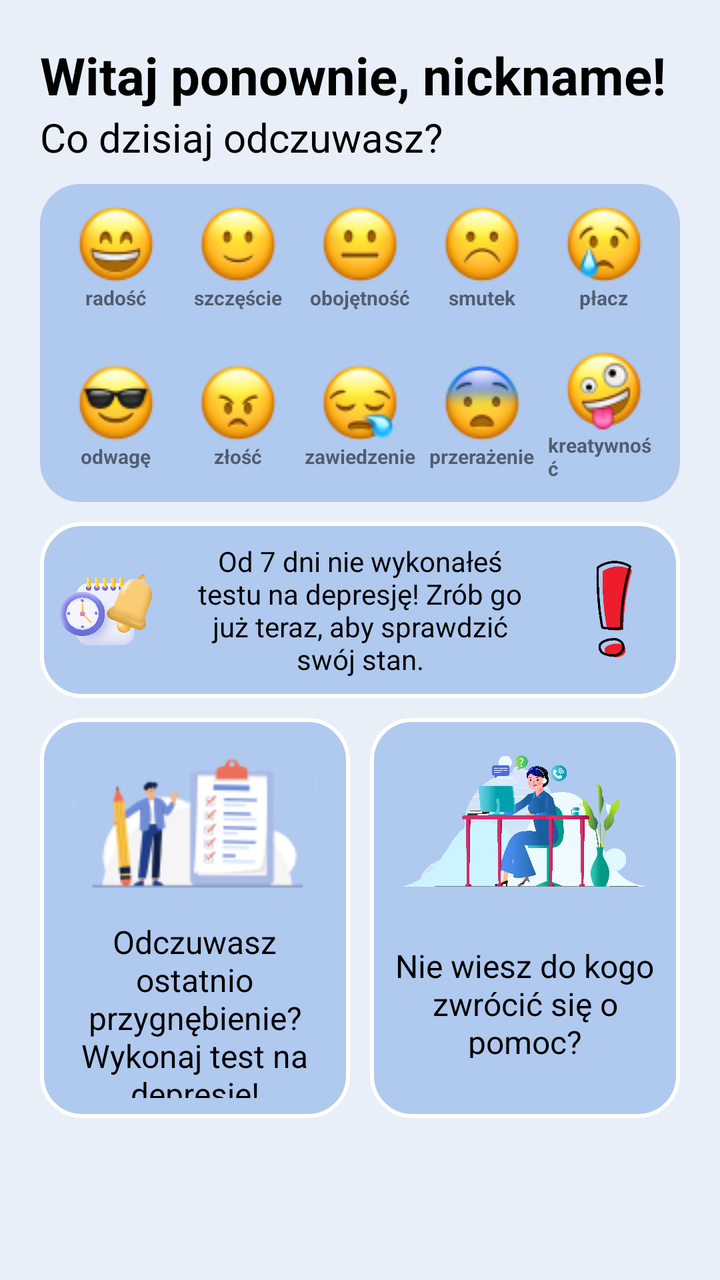
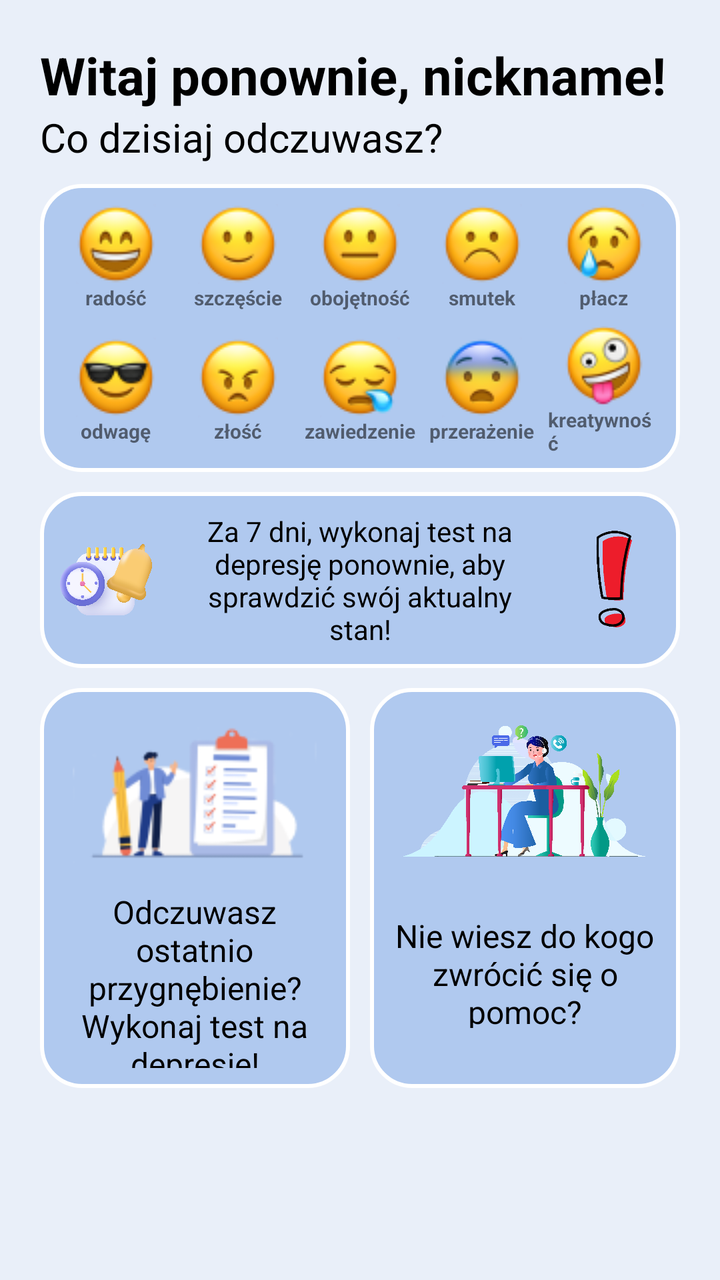

Screens rendered from an Android XML layout before and after an edit, with the pre-edit source and the edit as a unified diff.
<!-- AndroidManifest.xml: application theme Theme.AppCompat.Light.NoActionBar -->
<!-- res/layout/fragment_home.xml -->
<?xml version="1.0" encoding="utf-8"?>
<androidx.constraintlayout.widget.ConstraintLayout xmlns:android="http://schemas.android.com/apk/res/android"
    xmlns:app="http://schemas.android.com/apk/res-auto"
    xmlns:tools="http://schemas.android.com/tools"
    android:layout_width="match_parent"
    android:layout_height="match_parent"
    android:gravity="center"
    android:orientation="vertical"
    android:background="#E9EFF9"
    tools:context=".Home">

    <TextView
        android:layout_width="wrap_content"
        android:layout_height="wrap_content"
        android:id="@+id/welcomeTextView"
        android:text="Witaj ponownie, "
        app:layout_constraintTop_toTopOf="parent"
        android:textColor="@color/black"
        android:layout_marginTop="20dp"
        android:textSize="26dp"
        android:textStyle="bold"
        android:layout_marginLeft="20dp"
        app:layout_constraintStart_toStartOf="parent"
        />
    <TextView
        android:layout_width="wrap_content"
        android:layout_height="wrap_content"
        android:id="@+id/nickname"
        android:text="nickname"
        android:textColor="@color/black"
        app:layout_constraintTop_toTopOf="parent"
        android:layout_marginTop="20dp"
        android:textSize="26dp"
        android:textStyle="bold"
        app:layout_constraintStart_toEndOf="@id/welcomeTextView"
        />
    <TextView
        android:layout_width="wrap_content"
        android:layout_height="wrap_content"
        android:id="@+id/exclamationMark"
        android:text="!"
        android:textColor="@color/black"
        app:layout_constraintTop_toTopOf="parent"
        android:layout_marginTop="20dp"
        android:textSize="26dp"
        android:textStyle="bold"
        app:layout_constraintStart_toEndOf="@id/nickname"
        />

    <TextView
        android:layout_width="wrap_content"
        android:layout_height="wrap_content"
        android:id="@+id/welcomeTextView2"
        android:text="Co dzisiaj odczuwasz? "
        android:textColor="@color/black"
        app:layout_constraintTop_toBottomOf="@id/welcomeTextView"
        android:textSize="20dp"
        android:layout_marginLeft="20dp"
        app:layout_constraintStart_toStartOf="parent"
        />

    <LinearLayout
        android:layout_width="match_parent"
        android:layout_height="wrap_content"
        android:id="@+id/emojis"
        android:background="@drawable/rectangle3"
        android:layout_marginLeft="20dp"
        android:layout_marginRight="20dp"
        android:layout_marginTop="10dp"
        app:layout_constraintTop_toBottomOf="@id/welcomeTextView2"
        android:gravity="center">

        <LinearLayout
            android:layout_width="match_parent"
            android:layout_height="wrap_content"
            android:gravity="center">

            <RelativeLayout
                android:id="@+id/joyRL"
                android:layout_width="0dp"
                android:layout_height="wrap_content"
                android:layout_weight="1">

                <ImageButton
                    android:id="@+id/joyBtn"
                    android:layout_width="40dp"
                    android:layout_height="40dp"
                    android:layout_centerHorizontal="true"
                    android:background="@drawable/ic_joy_emoji" />

                <TextView
                    android:id="@+id/joyText"
                    android:layout_width="wrap_content"
                    android:layout_height="wrap_content"
                    android:layout_below="@id/joyBtn"
                    android:text="radość"
                    android:layout_centerHorizontal="true"
                    android:textSize="10sp"
                    android:textStyle="bold" />
            </RelativeLayout>

            <RelativeLayout
                android:id="@+id/happinessRL"
                android:layout_width="0dp"
                android:layout_height="wrap_content"
                android:layout_weight="1"
                android:layout_marginLeft="5dp">

                <ImageButton
                    android:id="@+id/happinessBtn"
                    android:layout_width="40dp"
                    android:layout_height="40dp"
                    android:layout_centerHorizontal="true"
                    android:background="@drawable/ic_happiness_emoji" />

                <TextView
                    android:id="@+id/happinessText"
                    android:layout_width="wrap_content"
                    android:layout_height="wrap_content"
                    android:layout_below="@id/happinessBtn"
                    android:text="szczęście"
                    android:layout_centerHorizontal="true"
                    android:textSize="10sp"
                    android:textStyle="bold" />
            </RelativeLayout>

            <RelativeLayout
                android:id="@+id/indifferenceRL"
                android:layout_width="0dp"
                android:layout_height="wrap_content"
                android:layout_weight="1"
                android:layout_marginLeft="5dp">

                <ImageButton
                    android:id="@+id/indifferenceBtn"
                    android:layout_width="40dp"
                    android:layout_height="40dp"
                    android:layout_centerHorizontal="true"
                    android:background="@drawable/ic_indifference_emoji" />

                <TextView
                    android:id="@+id/indifferenceText"
                    android:layout_width="wrap_content"
                    android:layout_height="wrap_content"
                    android:layout_below="@id/indifferenceBtn"
                    android:layout_centerHorizontal="true"
                    android:text="obojętność"
                    android:textSize="10sp"
                    android:textStyle="bold" />
            </RelativeLayout>

            <RelativeLayout
                android:id="@+id/sadnessRL"
                android:layout_width="0dp"
                android:layout_height="wrap_content"
                android:layout_weight="1"
                android:layout_marginLeft="5dp">

                <ImageButton
                    android:id="@+id/sadnessBtn"
                    android:layout_width="40dp"
                    android:layout_height="40dp"
                    android:layout_centerHorizontal="true"
                    android:background="@drawable/ic_sadness_emoji" />

                <TextView
                    android:id="@+id/sadnessText"
                    android:layout_width="wrap_content"
                    android:layout_height="wrap_content"
                    android:layout_below="@id/sadnessBtn"
                    android:layout_centerHorizontal="true"
                    android:text="smutek"
                    android:textSize="10sp"
                    android:textStyle="bold" />
            </RelativeLayout>

            <RelativeLayout
                android:id="@+id/cryRL"
                android:layout_width="0dp"
                android:layout_height="wrap_content"
                android:layout_weight="1"
                android:layout_marginLeft="5dp">

                <ImageButton
                    android:id="@+id/cryBtn"
                    android:layout_width="40dp"
                    android:layout_height="40dp"
                    android:layout_centerHorizontal="true"
                    android:background="@drawable/ic_cry_emoji" />

                <TextView
                    android:id="@+id/cryText"
                    android:layout_width="wrap_content"
                    android:layout_height="wrap_content"
                    android:layout_below="@id/cryBtn"
                    android:text="płacz"
                    android:layout_centerHorizontal="true"
                    android:textSize="10sp"
                    android:textStyle="bold" />
            </RelativeLayout>
        </LinearLayout>

    </LinearLayout>

    <LinearLayout
        android:layout_width="match_parent"
        android:layout_height="wrap_content"
        android:id="@+id/emojis2"
        android:background="@drawable/rectangle4"
        android:layout_marginLeft="20dp"
        android:layout_marginRight="20dp"
        app:layout_constraintTop_toBottomOf="@id/emojis"
        android:gravity="center">

        <LinearLayout
            android:layout_width="match_parent"
            android:layout_height="wrap_content"
            android:gravity="center">

            <RelativeLayout
                android:id="@+id/confidenceRL"
                android:layout_width="0dp"
                android:layout_height="wrap_content"
                android:layout_weight="1">

                <ImageButton
                    android:id="@+id/confidenceBtn"
                    android:layout_width="40dp"
                    android:layout_height="40dp"
                    android:layout_centerHorizontal="true"
                    android:background="@drawable/ic_confidence_emoji" />

                <TextView
                    android:id="@+id/confidenceText"
                    android:layout_width="wrap_content"
                    android:layout_height="wrap_content"
                    android:layout_below="@id/confidenceBtn"
                    android:text="odwagę"
                    android:layout_centerHorizontal="true"
                    android:textSize="10sp"
                    android:textStyle="bold" />
            </RelativeLayout>

            <RelativeLayout
                android:id="@+id/angerRL"
                android:layout_width="0dp"
                android:layout_height="wrap_content"
                android:layout_weight="1"
                android:layout_marginLeft="5dp">

                <ImageButton
                    android:id="@+id/angerBtn"
                    android:layout_width="40dp"
                    android:layout_height="40dp"
                    android:layout_centerHorizontal="true"
                    android:background="@drawable/ic_anger_emoji" />

                <TextView
                    android:id="@+id/angerText"
                    android:layout_width="wrap_content"
                    android:layout_height="wrap_content"
                    android:layout_below="@id/angerBtn"
                    android:text="złość"
                    android:layout_centerHorizontal="true"
                    android:textSize="10sp"
                    android:textStyle="bold" />
            </RelativeLayout>

            <RelativeLayout
                android:id="@+id/disappointmentRL"
                android:layout_width="0dp"
                android:layout_height="wrap_content"
                android:layout_weight="1"
                android:layout_marginLeft="5dp">

                <ImageButton
                    android:id="@+id/disappointmentBtn"
                    android:layout_width="40dp"
                    android:layout_height="40dp"
                    android:layout_centerHorizontal="true"
                    android:background="@drawable/ic_disappointment_emoji" />

                <TextView
                    android:id="@+id/disappointmentText"
                    android:layout_width="wrap_content"
                    android:layout_height="wrap_content"
                    android:layout_below="@id/disappointmentBtn"
                    android:layout_centerHorizontal="true"
                    android:text="zawiedzenie"
                    android:textSize="10sp"
                    android:textStyle="bold" />
            </RelativeLayout>

            <RelativeLayout
                android:id="@+id/horrorRL"
                android:layout_width="0dp"
                android:layout_height="wrap_content"
                android:layout_weight="1"
                android:layout_marginLeft="5dp">

                <ImageButton
                    android:id="@+id/horrorBtn"
                    android:layout_width="40dp"
                    android:layout_height="40dp"
                    android:layout_centerHorizontal="true"
                    android:background="@drawable/ic_horror_emoji" />

                <TextView
                    android:id="@+id/horrorText"
                    android:layout_width="wrap_content"
                    android:layout_height="wrap_content"
                    android:layout_below="@id/horrorBtn"
                    android:layout_centerHorizontal="true"
                    android:text="przerażenie"
                    android:textSize="10sp"
                    android:textStyle="bold" />
            </RelativeLayout>

            <RelativeLayout
                android:id="@+id/creativityRL"
                android:layout_width="0dp"
                android:layout_height="wrap_content"
                android:layout_weight="1"
                android:layout_marginLeft="5dp">

                <ImageButton
                    android:id="@+id/creativityBtn"
                    android:layout_width="40dp"
                    android:layout_height="40dp"
                    android:layout_centerHorizontal="true"
                    android:background="@drawable/ic_creativity_emoji" />

                <TextView
                    android:id="@+id/creativityText"
                    android:layout_width="wrap_content"
                    android:layout_height="wrap_content"
                    android:layout_below="@id/creativityBtn"
                    android:text="kreatywność"
                    android:layout_centerHorizontal="true"
                    android:textSize="10sp"
                    android:textStyle="bold" />
            </RelativeLayout>
        </LinearLayout>

    </LinearLayout>

    <LinearLayout
        xmlns:android="http://schemas.android.com/apk/res/android"
        android:layout_width="match_parent"
        android:layout_height="wrap_content"
        android:orientation="horizontal"
        android:layout_marginLeft="20dp"
        android:layout_marginRight="20dp"
        android:layout_marginTop="10dp"
        android:id="@+id/reminderLL"
        android:background="@drawable/rectangle1"
        app:layout_constraintTop_toBottomOf="@id/emojis2">

        <ImageView
            android:layout_width="55dp"
            android:layout_height="55dp"
            android:src="@drawable/reminder"
            android:layout_weight="1"
            android:layout_gravity="center_vertical"/>

        <TextView
            android:layout_width="wrap_content"
            android:layout_height="wrap_content"
            android:layout_marginRight="20dp"
            android:layout_marginLeft="20dp"
            android:textColor="@color/black"
            android:layout_weight="10"
            android:id="@+id/reminder"
            android:text="Od 7 dni nie wykonałeś testu na depresję! Zrób go już teraz, aby sprawdzić swój stan."
            android:gravity="center"
            android:layout_gravity="center_vertical"
            />
        <ImageView
            android:layout_width="55dp"
            android:layout_height="55dp"
            android:src="@drawable/exclamation_mark"
            android:layout_weight="1"
            android:layout_gravity="center_vertical"/>
    </LinearLayout>

    <LinearLayout
        xmlns:android="http://schemas.android.com/apk/res/android"
        android:layout_width="match_parent"
        android:layout_height="wrap_content"
        android:orientation="horizontal"
        android:layout_marginLeft="20dp"
        android:layout_marginRight="20dp"
        android:layout_marginTop="10dp"
        app:layout_constraintTop_toBottomOf="@id/reminderLL">

        <FrameLayout
            android:layout_width="0dp"
            android:layout_height="200dp"
            android:layout_weight="1"
            android:layout_marginRight="5dp"
            android:background="@drawable/rectangle1"
            android:id="@+id/becksTest"
            android:layout_gravity="center"
            >
            <LinearLayout
                android:layout_width="match_parent"
                android:layout_height="wrap_content"
                android:orientation="vertical"
                android:gravity="center_horizontal"
                >
                <ImageView
                    android:id="@+id/pic1"
                    android:layout_width="122dp"
                    android:layout_height="83dp"
                    android:src="@drawable/test_icon"
                    android:layout_gravity="center_horizontal"/>
                <TextView
                    android:layout_width="wrap_content"
                    android:layout_height="wrap_content"
                    android:textSize="16dp"
                    android:text="Odczuwasz ostatnio przygnębienie?\nWykonaj test na depresję!"
                    android:layout_gravity="center_horizontal"
                    android:textColor="@color/black"
                    android:gravity="center"
                    android:layout_marginTop="8dp"/>
            </LinearLayout>
        </FrameLayout>

        <FrameLayout
            android:layout_width="0dp"
            android:layout_height="200dp"
            android:layout_weight="1"
            android:background="@drawable/rectangle1"
            android:layout_gravity="center"
            android:layout_marginLeft="5dp"
            android:id="@+id/phoneList"
            >
            <LinearLayout
                android:layout_width="match_parent"
                android:layout_height="wrap_content"
                android:orientation="vertical"
                android:gravity="center_horizontal"
                >
                <ImageView
                    android:id="@+id/pic2"
                    android:layout_width="122dp"
                    android:layout_height="83dp"
                    android:src="@drawable/konsultant"
                    android:layout_gravity="center_horizontal"/>
                <TextView
                    android:layout_width="wrap_content"
                    android:layout_height="wrap_content"
                    android:textColor="@color/black"
                    android:layout_marginVertical="20dp"
                    android:textSize="16dp"
                    android:text="Nie wiesz do kogo zwrócić się o pomoc?\nKliknij tutaj!"
                    android:layout_gravity="center_horizontal"
                    android:gravity="center"
                    android:layout_marginTop="8dp"/>
            </LinearLayout>
        </FrameLayout>

    </LinearLayout>


</androidx.constraintlayout.widget.ConstraintLayout>
<!-- resources referenced by this layout -->
<resources>
  <color name="black">#FF000000</color>
  <!-- drawable exclamation_mark: png bitmap (drawable, 25885 bytes) -->
  <!-- drawable ic_anger_emoji: png bitmap (drawable, 3016 bytes) -->
  <!-- drawable ic_confidence_emoji: png bitmap (drawable, 3270 bytes) -->
  <!-- drawable ic_creativity_emoji: png bitmap (drawable, 3651 bytes) -->
  <!-- drawable ic_cry_emoji: png bitmap (drawable, 3223 bytes) -->
  <!-- drawable ic_disappointment_emoji: png bitmap (drawable, 3310 bytes) -->
  <!-- drawable ic_happiness_emoji: png bitmap (drawable, 2933 bytes) -->
  <!-- drawable ic_horror_emoji: png bitmap (drawable, 3249 bytes) -->
  <!-- drawable ic_indifference_emoji: png bitmap (drawable, 2867 bytes) -->
  <!-- drawable ic_joy_emoji: png bitmap (drawable, 3180 bytes) -->
  <!-- drawable ic_sadness_emoji: png bitmap (drawable, 2996 bytes) -->
  <!-- drawable konsultant: png bitmap (drawable, 182503 bytes) -->
  <!-- drawable rectangle1 (drawable) -->
  <?xml version="1.0" encoding="utf-8"?>
  <shape xmlns:android="http://schemas.android.com/apk/res/android" android:id="@+id/listview_background_shape">
      <stroke android:width="2dp" android:color="#ffffff" />
      <padding android:left="10dp"
          android:top="10dp"
          android:right="10dp"
          android:bottom="10dp" />
      <corners android:radius="20dp" />
      <solid android:color="#B0C9EF" />
  </shape>
  <!-- drawable rectangle3 (drawable) -->
  <?xml version="1.0" encoding="utf-8"?>
  <shape xmlns:android="http://schemas.android.com/apk/res/android" android:id="@+id/listview_background_shape">
      <padding android:left="10dp"
          android:top="10dp"
          android:right="10dp"
          android:bottom="10dp" />
      <corners android:radius="1dp" android:topLeftRadius="20dp" android:topRightRadius="20dp" android:bottomLeftRadius="0dp" android:bottomRightRadius="0dp"/>
      <solid android:color="#B0C9EF" />
  </shape>
  <!-- drawable rectangle4 (drawable) -->
  <?xml version="1.0" encoding="utf-8"?>
  <shape xmlns:android="http://schemas.android.com/apk/res/android" android:id="@+id/listview_background_shape">
      <padding android:left="10dp"
          android:top="10dp"
          android:right="10dp"
          android:bottom="10dp" />
      <corners android:radius="1dp" android:topLeftRadius="0dp" android:topRightRadius="0dp" android:bottomLeftRadius="20dp" android:bottomRightRadius="20dp"/>
      <solid android:color="#B0C9EF" />
  </shape>
  <!-- drawable reminder: png bitmap (drawable, 913984 bytes) -->
  <!-- drawable test_icon: png bitmap (drawable, 6955 bytes) -->
</resources>

<!-- the commit's change to res/layout/fragment_home.xml (unified diff, before → after) -->
@@ -59,290 +59,301 @@
         app:layout_constraintStart_toStartOf="parent"
         />
 
-    <LinearLayout
+    <androidx.constraintlayout.widget.ConstraintLayout
         android:layout_width="match_parent"
         android:layout_height="wrap_content"
-        android:id="@+id/emojis"
-        android:background="@drawable/rectangle3"
+        android:background="@drawable/rectangle1"
         android:layout_marginLeft="20dp"
         android:layout_marginRight="20dp"
         android:layout_marginTop="10dp"
         app:layout_constraintTop_toBottomOf="@id/welcomeTextView2"
-        android:gravity="center">
-
+        android:gravity="center"
+        android:id="@+id/bigCL"
+        app:layout_constraintStart_toStartOf="parent"
+        app:layout_constraintEnd_toEndOf="parent">
         <LinearLayout
             android:layout_width="match_parent"
             android:layout_height="wrap_content"
+            android:id="@+id/emojis"
+            app:layout_constraintStart_toStartOf="parent"
+            app:layout_constraintEnd_toEndOf="parent"
+            app:layout_constraintTop_toTopOf="parent"
             android:gravity="center">
 
-            <RelativeLayout
-                android:id="@+id/joyRL"
-                android:layout_width="0dp"
+            <LinearLayout
+                android:layout_width="match_parent"
                 android:layout_height="wrap_content"
-                android:layout_weight="1">
-
-                <ImageButton
-                    android:id="@+id/joyBtn"
-                    android:layout_width="40dp"
-                    android:layout_height="40dp"
-                    android:layout_centerHorizontal="true"
-                    android:background="@drawable/ic_joy_emoji" />
-
-                <TextView
-                    android:id="@+id/joyText"
-                    android:layout_width="wrap_content"
-                    android:layout_height="wrap_content"
-                    android:layout_below="@id/joyBtn"
-                    android:text="radość"
-                    android:layout_centerHorizontal="true"
-                    android:textSize="10sp"
-                    android:textStyle="bold" />
-            </RelativeLayout>
-
-            <RelativeLayout
-                android:id="@+id/happinessRL"
-                android:layout_width="0dp"
-                android:layout_height="wrap_content"
-                android:layout_weight="1"
-                android:layout_marginLeft="5dp">
-
-                <ImageButton
-                    android:id="@+id/happinessBtn"
-                    android:layout_width="40dp"
-                    android:layout_height="40dp"
-                    android:layout_centerHorizontal="true"
-                    android:background="@drawable/ic_happiness_emoji" />
-
-                <TextView
-                    android:id="@+id/happinessText"
-                    android:layout_width="wrap_content"
-                    android:layout_height="wrap_content"
-                    android:layout_below="@id/happinessBtn"
-                    android:text="szczęście"
-                    android:layout_centerHorizontal="true"
-                    android:textSize="10sp"
-                    android:textStyle="bold" />
-            </RelativeLayout>
-
-            <RelativeLayout
-                android:id="@+id/indifferenceRL"
-                android:layout_width="0dp"
-                android:layout_height="wrap_content"
-                android:layout_weight="1"
-                android:layout_marginLeft="5dp">
-
-                <ImageButton
-                    android:id="@+id/indifferenceBtn"
-                    android:layout_width="40dp"
-                    android:layout_height="40dp"
-                    android:layout_centerHorizontal="true"
-                    android:background="@drawable/ic_indifference_emoji" />
-
-                <TextView
-                    android:id="@+id/indifferenceText"
-                    android:layout_width="wrap_content"
-                    android:layout_height="wrap_content"
-                    android:layout_below="@id/indifferenceBtn"
-                    android:layout_centerHorizontal="true"
-                    android:text="obojętność"
-                    android:textSize="10sp"
-                    android:textStyle="bold" />
-            </RelativeLayout>
-
-            <RelativeLayout
-                android:id="@+id/sadnessRL"
-                android:layout_width="0dp"
-                android:layout_height="wrap_content"
-                android:layout_weight="1"
-                android:layout_marginLeft="5dp">
-
-                <ImageButton
-                    android:id="@+id/sadnessBtn"
-                    android:layout_width="40dp"
-                    android:layout_height="40dp"
-                    android:layout_centerHorizontal="true"
-                    android:background="@drawable/ic_sadness_emoji" />
-
-                <TextView
-                    android:id="@+id/sadnessText"
-                    android:layout_width="wrap_content"
-                    android:layout_height="wrap_content"
-                    android:layout_below="@id/sadnessBtn"
-                    android:layout_centerHorizontal="true"
-                    android:text="smutek"
-                    android:textSize="10sp"
-                    android:textStyle="bold" />
-            </RelativeLayout>
-
-            <RelativeLayout
-                android:id="@+id/cryRL"
-                android:layout_width="0dp"
-                android:layout_height="wrap_content"
-                android:layout_weight="1"
-                android:layout_marginLeft="5dp">
-
-                <ImageButton
-                    android:id="@+id/cryBtn"
-                    android:layout_width="40dp"
-                    android:layout_height="40dp"
-                    android:layout_centerHorizontal="true"
-                    android:background="@drawable/ic_cry_emoji" />
-
-                <TextView
-                    android:id="@+id/cryText"
-                    android:layout_width="wrap_content"
-                    android:layout_height="wrap_content"
-                    android:layout_below="@id/cryBtn"
-                    android:text="płacz"
-                    android:layout_centerHorizontal="true"
-                    android:textSize="10sp"
-                    android:textStyle="bold" />
-            </RelativeLayout>
+                android:gravity="center">
+
+                <RelativeLayout
+                    android:id="@+id/joyRL"
+                    android:layout_width="0dp"
+                    android:layout_height="wrap_content"
+                    android:layout_weight="1">
+
+                    <ImageView
+                        android:id="@+id/joyBtn"
+                        android:layout_width="40dp"
+                        android:layout_height="40dp"
+                        android:layout_centerHorizontal="true"
+                        android:background="@drawable/ic_joy_emoji" />
+
+                    <TextView
+                        android:id="@+id/joyText"
+                        android:layout_width="wrap_content"
+                        android:layout_height="wrap_content"
+                        android:layout_below="@id/joyBtn"
+                        android:text="radość"
+                        android:layout_centerHorizontal="true"
+                        android:textSize="10sp"
+                        android:textStyle="bold" />
+                </RelativeLayout>
+
+                <RelativeLayout
+                    android:id="@+id/happinessRL"
+                    android:layout_width="0dp"
+                    android:layout_height="wrap_content"
+                    android:layout_weight="1"
+                    android:layout_marginLeft="5dp">
+
+                    <ImageView
+                        android:id="@+id/happinessBtn"
+                        android:layout_width="40dp"
+                        android:layout_height="40dp"
+                        android:layout_centerHorizontal="true"
+                        android:background="@drawable/ic_happiness_emoji" />
+
+                    <TextView
+                        android:id="@+id/happinessText"
+                        android:layout_width="wrap_content"
+                        android:layout_height="wrap_content"
+                        android:layout_below="@id/happinessBtn"
+                        android:text="szczęście"
+                        android:layout_centerHorizontal="true"
+                        android:textSize="10sp"
+                        android:textStyle="bold" />
+                </RelativeLayout>
+
+                <RelativeLayout
+                    android:id="@+id/indifferenceRL"
+                    android:layout_width="0dp"
+                    android:layout_height="wrap_content"
+                    android:layout_weight="1"
+                    android:layout_marginLeft="5dp">
+
+                    <ImageView
+                        android:id="@+id/indifferenceBtn"
+                        android:layout_width="40dp"
+                        android:layout_height="40dp"
+                        android:layout_centerHorizontal="true"
+                        android:background="@drawable/ic_indifference_emoji" />
+
+                    <TextView
+                        android:id="@+id/indifferenceText"
+                        android:layout_width="wrap_content"
+                        android:layout_height="wrap_content"
+                        android:layout_below="@id/indifferenceBtn"
+                        android:layout_centerHorizontal="true"
+                        android:text="obojętność"
+                        android:textSize="10sp"
+                        android:textStyle="bold" />
+                </RelativeLayout>
+
+                <RelativeLayout
+                    android:id="@+id/sadnessRL"
+                    android:layout_width="0dp"
+                    android:layout_height="wrap_content"
+                    android:layout_weight="1"
+                    android:layout_marginLeft="5dp">
+
+                    <ImageView
+                        android:id="@+id/sadnessBtn"
+                        android:layout_width="40dp"
+                        android:layout_height="40dp"
+                        android:layout_centerHorizontal="true"
+                        android:background="@drawable/ic_sadness_emoji" />
+
+                    <TextView
+                        android:id="@+id/sadnessText"
+                        android:layout_width="wrap_content"
+                        android:layout_height="wrap_content"
+                        android:layout_below="@id/sadnessBtn"
+                        android:layout_centerHorizontal="true"
+                        android:text="smutek"
+                        android:textSize="10sp"
+                        android:textStyle="bold" />
+                </RelativeLayout>
+
+                <RelativeLayout
+                    android:id="@+id/cryRL"
+                    android:layout_width="0dp"
+                    android:layout_height="wrap_content"
+                    android:layout_weight="1"
+                    android:layout_marginLeft="5dp">
+
+                    <ImageView
+                        android:id="@+id/cryBtn"
+                        android:layout_width="40dp"
+                        android:layout_height="40dp"
+                        android:layout_centerHorizontal="true"
+                        android:background="@drawable/ic_cry_emoji" />
+
+                    <TextView
+                        android:id="@+id/cryText"
+                        android:layout_width="wrap_content"
+                        android:layout_height="wrap_content"
+                        android:layout_below="@id/cryBtn"
+                        android:text="płacz"
+                        android:layout_centerHorizontal="true"
+                        android:textSize="10sp"
+                        android:textStyle="bold" />
+                </RelativeLayout>
+            </LinearLayout>
+
         </LinearLayout>
-
-    </LinearLayout>
-
-    <LinearLayout
-        android:layout_width="match_parent"
-        android:layout_height="wrap_content"
-        android:id="@+id/emojis2"
-        android:background="@drawable/rectangle4"
-        android:layout_marginLeft="20dp"
-        android:layout_marginRight="20dp"
-        app:layout_constraintTop_toBottomOf="@id/emojis"
-        android:gravity="center">
 
         <LinearLayout
             android:layout_width="match_parent"
             android:layout_height="wrap_content"
+            android:id="@+id/emojis2"
+            app:layout_constraintTop_toBottomOf="@id/emojis"
             android:gravity="center">
 
-            <RelativeLayout
-                android:id="@+id/confidenceRL"
-                android:layout_width="0dp"
+            <LinearLayout
+                android:layout_width="match_parent"
                 android:layout_height="wrap_content"
-                android:layout_weight="1">
-
-                <ImageButton
-                    android:id="@+id/confidenceBtn"
-                    android:layout_width="40dp"
-                    android:layout_height="40dp"
-                    android:layout_centerHorizontal="true"
-                    android:background="@drawable/ic_confidence_emoji" />
-
-                <TextView
-                    android:id="@+id/confidenceText"
-                    android:layout_width="wrap_content"
-                    android:layout_height="wrap_content"
-                    android:layout_below="@id/confidenceBtn"
-                    android:text="odwagę"
-                    android:layout_centerHorizontal="true"
-                    android:textSize="10sp"
-                    android:textStyle="bold" />
-            </RelativeLayout>
-
-            <RelativeLayout
-                android:id="@+id/angerRL"
-                android:layout_width="0dp"
-                android:layout_height="wrap_content"
-                android:layout_weight="1"
-                android:layout_marginLeft="5dp">
-
-                <ImageButton
-                    android:id="@+id/angerBtn"
-                    android:layout_width="40dp"
-                    android:layout_height="40dp"
-                    android:layout_centerHorizontal="true"
-                    android:background="@drawable/ic_anger_emoji" />
-
-                <TextView
-                    android:id="@+id/angerText"
-                    android:layout_width="wrap_content"
-                    android:layout_height="wrap_content"
-                    android:layout_below="@id/angerBtn"
-                    android:text="złość"
-                    android:layout_centerHorizontal="true"
-                    android:textSize="10sp"
-                    android:textStyle="bold" />
-            </RelativeLayout>
-
-            <RelativeLayout
-                android:id="@+id/disappointmentRL"
-                android:layout_width="0dp"
-                android:layout_height="wrap_content"
-                android:layout_weight="1"
-                android:layout_marginLeft="5dp">
-
-                <ImageButton
-                    android:id="@+id/disappointmentBtn"
-                    android:layout_width="40dp"
-                    android:layout_height="40dp"
-                    android:layout_centerHorizontal="true"
-                    android:background="@drawable/ic_disappointment_emoji" />
-
-                <TextView
-                    android:id="@+id/disappointmentText"
-                    android:layout_width="wrap_content"
-                    android:layout_height="wrap_content"
-                    android:layout_below="@id/disappointmentBtn"
-                    android:layout_centerHorizontal="true"
-                    android:text="zawiedzenie"
-                    android:textSize="10sp"
-                    android:textStyle="bold" />
-            </RelativeLayout>
-
-            <RelativeLayout
-                android:id="@+id/horrorRL"
-                android:layout_width="0dp"
-                android:layout_height="wrap_content"
-                android:layout_weight="1"
-                android:layout_marginLeft="5dp">
-
-                <ImageButton
-                    android:id="@+id/horrorBtn"
-                    android:layout_width="40dp"
-                    android:layout_height="40dp"
-                    android:layout_centerHorizontal="true"
-                    android:background="@drawable/ic_horror_emoji" />
-
-                <TextView
-                    android:id="@+id/horrorText"
-                    android:layout_width="wrap_content"
-                    android:layout_height="wrap_content"
-                    android:layout_below="@id/horrorBtn"
-                    android:layout_centerHorizontal="true"
-                    android:text="przerażenie"
-                    android:textSize="10sp"
-                    android:textStyle="bold" />
-            </RelativeLayout>
-
-            <RelativeLayout
-                android:id="@+id/creativityRL"
-                android:layout_width="0dp"
-                android:layout_height="wrap_content"
-                android:layout_weight="1"
-                android:layout_marginLeft="5dp">
-
-                <ImageButton
-                    android:id="@+id/creativityBtn"
-                    android:layout_width="40dp"
-                    android:layout_height="40dp"
-                    android:layout_centerHorizontal="true"
-                    android:background="@drawable/ic_creativity_emoji" />
-
-                <TextView
-                    android:id="@+id/creativityText"
-                    android:layout_width="wrap_content"
-                    android:layout_height="wrap_content"
-                    android:layout_below="@id/creativityBtn"
-                    android:text="kreatywność"
-                    android:layout_centerHorizontal="true"
-                    android:textSize="10sp"
-                    android:textStyle="bold" />
-            </RelativeLayout>
+                android:gravity="center"
+                android:layout_marginTop="5dp">
+
+                <RelativeLayout
+                    android:id="@+id/confidenceRL"
+                    android:layout_width="0dp"
+                    android:layout_height="wrap_content"
+                    android:layout_weight="1">
+
+                    <ImageView
+                        android:id="@+id/confidenceBtn"
+                        android:layout_width="40dp"
+                        android:layout_height="40dp"
+                        android:layout_centerHorizontal="true"
+                        android:background="@drawable/ic_confidence_emoji" />
+
+                    <TextView
+                        android:id="@+id/confidenceText"
+                        android:layout_width="wrap_content"
+                        android:layout_height="wrap_content"
+                        android:layout_below="@id/confidenceBtn"
+                        android:text="odwagę"
+                        android:layout_centerHorizontal="true"
+                        android:textSize="10sp"
+                        android:textStyle="bold" />
+                </RelativeLayout>
+
+                <RelativeLayout
+                    android:id="@+id/angerRL"
+                    android:layout_width="0dp"
+                    android:layout_height="wrap_content"
+                    android:layout_weight="1"
+                    android:layout_marginLeft="5dp">
+
+                    <ImageView
+                        android:id="@+id/angerBtn"
+                        android:layout_width="40dp"
+                        android:layout_height="40dp"
+                        android:layout_centerHorizontal="true"
+                        android:background="@drawable/ic_anger_emoji" />
+
+                    <TextView
+                        android:id="@+id/angerText"
+                        android:layout_width="wrap_content"
+                        android:layout_height="wrap_content"
+                        android:layout_below="@id/angerBtn"
+                        android:text="złość"
+                        android:layout_centerHorizontal="true"
+                        android:textSize="10sp"
+                        android:textStyle="bold" />
+                </RelativeLayout>
+
+                <RelativeLayout
+                    android:id="@+id/disappointmentRL"
+                    android:layout_width="0dp"
+                    android:layout_height="wrap_content"
+                    android:layout_weight="1"
+                    android:layout_marginLeft="5dp">
+
+                    <ImageView
+                        android:id="@+id/disappointmentBtn"
+                        android:layout_width="40dp"
+                        android:layout_height="40dp"
+                        android:layout_centerHorizontal="true"
+                        android:background="@drawable/ic_disappointment_emoji" />
+
+                    <TextView
+                        android:id="@+id/disappointmentText"
+                        android:layout_width="wrap_content"
+                        android:layout_height="wrap_content"
+                        android:layout_below="@id/disappointmentBtn"
+                        android:layout_centerHorizontal="true"
+                        android:text="zawiedzenie"
+                        android:textSize="10sp"
+                        android:textStyle="bold" />
+                </RelativeLayout>
+
+                <RelativeLayout
+                    android:id="@+id/horrorRL"
+                    android:layout_width="0dp"
+                    android:layout_height="wrap_content"
+                    android:layout_weight="1"
+                    android:layout_marginLeft="5dp">
+
+                    <ImageView
+                        android:id="@+id/horrorBtn"
+                        android:layout_width="40dp"
+                        android:layout_height="40dp"
+                        android:layout_centerHorizontal="true"
+                        android:background="@drawable/ic_horror_emoji" />
+
+                    <TextView
+                        android:id="@+id/horrorText"
+                        android:layout_width="wrap_content"
+                        android:layout_height="wrap_content"
+                        android:layout_below="@id/horrorBtn"
+                        android:layout_centerHorizontal="true"
+                        android:text="przerażenie"
+                        android:textSize="10sp"
+                        android:textStyle="bold" />
+                </RelativeLayout>
+
+                <RelativeLayout
+                    android:id="@+id/creativityRL"
+                    android:layout_width="0dp"
+                    android:layout_height="wrap_content"
+                    android:layout_weight="1"
+                    android:layout_marginLeft="5dp">
+
+                    <ImageView
+                        android:id="@+id/creativityBtn"
+                        android:layout_width="40dp"
+                        android:layout_height="40dp"
+                        android:layout_centerHorizontal="true"
+                        android:background="@drawable/ic_creativity_emoji" />
+
+                    <TextView
+                        android:id="@+id/creativityText"
+                        android:layout_width="wrap_content"
+                        android:layout_height="wrap_content"
+                        android:layout_below="@id/creativityBtn"
+                        android:text="kreatywność"
+                        android:layout_centerHorizontal="true"
+                        android:textSize="10sp"
+                        android:textStyle="bold" />
+                </RelativeLayout>
+            </LinearLayout>
+
         </LinearLayout>
 
-    </LinearLayout>
+    </androidx.constraintlayout.widget.ConstraintLayout>
+
 
     <LinearLayout
         xmlns:android="http://schemas.android.com/apk/res/android"
@@ -354,7 +365,7 @@
         android:layout_marginTop="10dp"
         android:id="@+id/reminderLL"
         android:background="@drawable/rectangle1"
-        app:layout_constraintTop_toBottomOf="@id/emojis2">
+        app:layout_constraintTop_toBottomOf="@id/bigCL">
 
         <ImageView
             android:layout_width="55dp"
@@ -371,7 +382,7 @@
             android:textColor="@color/black"
             android:layout_weight="10"
             android:id="@+id/reminder"
-            android:text="Od 7 dni nie wykonałeś testu na depresję! Zrób go już teraz, aby sprawdzić swój stan."
+            android:text="Za 7 dni, wykonaj test na depresję ponownie, aby sprawdzić swój aktualny stan!"
             android:gravity="center"
             android:layout_gravity="center_vertical"
             />
<!-- resource entries referenced after the edit -->
@@ -24,26 +24,6 @@
       <corners android:radius="20dp" />
       <solid android:color="#B0C9EF" />
   </shape>
-  <!-- drawable rectangle3 (drawable) -->
-  <?xml version="1.0" encoding="utf-8"?>
-  <shape xmlns:android="http://schemas.android.com/apk/res/android" android:id="@+id/listview_background_shape">
-      <padding android:left="10dp"
-          android:top="10dp"
-          android:right="10dp"
-          android:bottom="10dp" />
-      <corners android:radius="1dp" android:topLeftRadius="20dp" android:topRightRadius="20dp" android:bottomLeftRadius="0dp" android:bottomRightRadius="0dp"/>
-      <solid android:color="#B0C9EF" />
-  </shape>
-  <!-- drawable rectangle4 (drawable) -->
-  <?xml version="1.0" encoding="utf-8"?>
-  <shape xmlns:android="http://schemas.android.com/apk/res/android" android:id="@+id/listview_background_shape">
-      <padding android:left="10dp"
-          android:top="10dp"
-          android:right="10dp"
-          android:bottom="10dp" />
-      <corners android:radius="1dp" android:topLeftRadius="0dp" android:topRightRadius="0dp" android:bottomLeftRadius="20dp" android:bottomRightRadius="20dp"/>
-      <solid android:color="#B0C9EF" />
-  </shape>
   <!-- drawable reminder: png bitmap (drawable, 913984 bytes) -->
   <!-- drawable test_icon: png bitmap (drawable, 6955 bytes) -->
 </resources>
